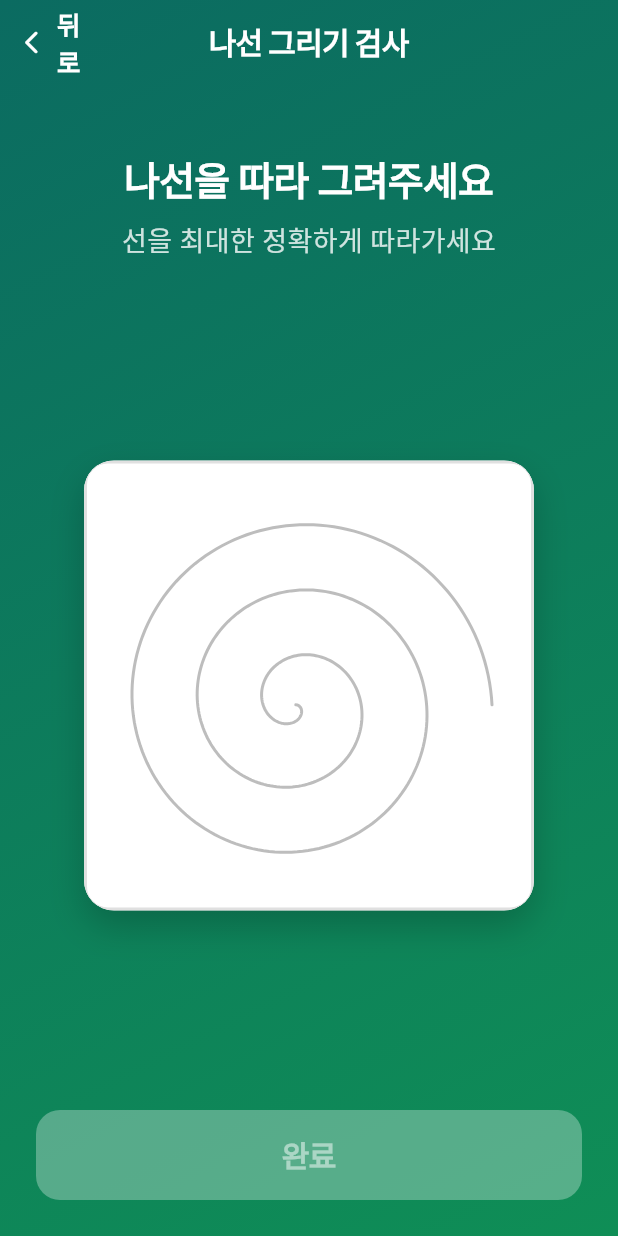
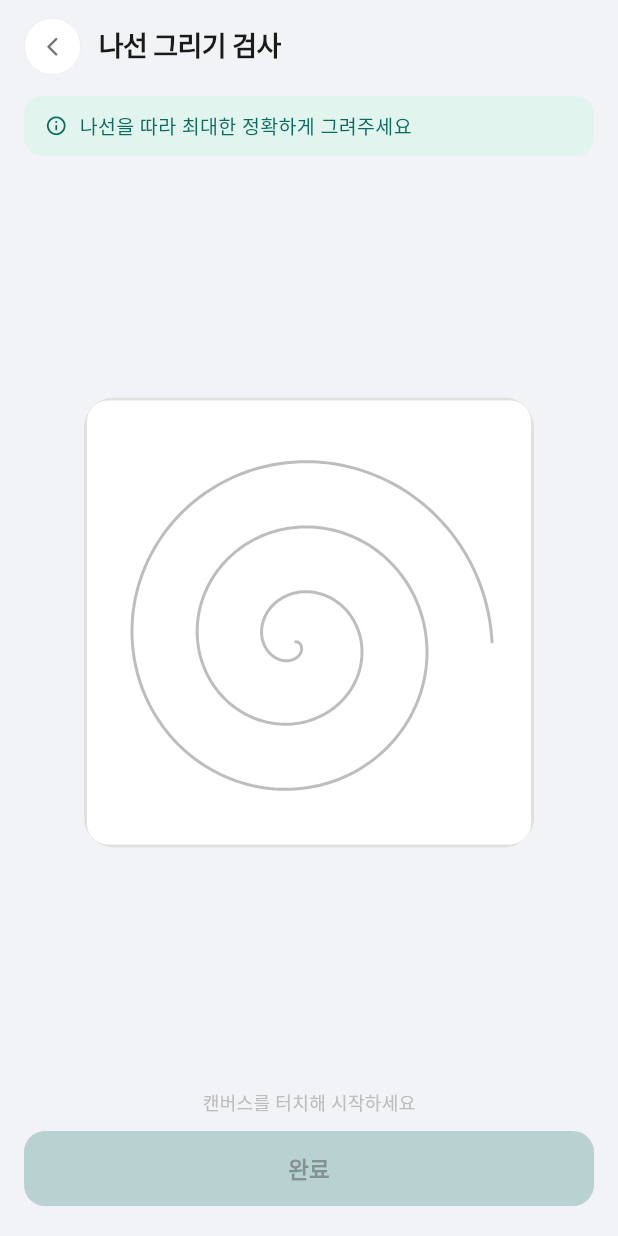
Before and after one commit to naim-kim/tremor_test_FE, a Flutter app: the SpiralTestScreen screen opened directly, on a phone screen of 412 x 824 dp. Run offline on Flutter 3.47's test engine with Material 3 defaults, Android fonts, the phone set to English and light mode, and no system bars; our stand-ins replace flutter_dotenv, hive, hive_flutter, shared_preferences; missing offline and left inert: scidart; accounts and stored records are empty.

Commit message:
refactor(ui/spiral-test): visual refresh (no behavior change)

```diff
--- a/lib/screens/spiral_test_screen.dart
+++ b/lib/screens/spiral_test_screen.dart
@@ -18,17 +18,13 @@ class SpiralTestScreen extends StatefulWidget {
 }
 
 class _SpiralTestScreenState extends State<SpiralTestScreen> {
-  // Design Constants
-  static const _gradientColors = [AppColors.teal800, AppColors.teal600];
-  static const _primaryColor = AppColors.teal800;
-
-  final List<DrawingPoint?> _points = []; // null을 포함하도록 변경
+  final List<DrawingPoint?> _points = [];
   int? _startTime;
   Timer? _samplingTimer;
   Offset? _lastPosition;
 
   static const double canvasSize = 300.0;
-  static const int samplingRateMs = 20; // 50Hz = 20ms interval
+  static const int samplingRateMs = 20;
 
   bool _isDrawing = false;
   bool _hasStarted = false;
@@ -52,18 +48,13 @@ class _SpiralTestScreenState extends State<SpiralTestScreen> {
   }
 
   void _updateDrawing(Offset position) {
-    if (_isDrawing) {
-      setState(() {
-        _lastPosition = position;
-      });
-    }
+    if (_isDrawing) setState(() => _lastPosition = position);
   }
 
   void _stopDrawing() {
     setState(() {
       _isDrawing = false;
       _lastPosition = null;
-      // 선을 끊기 위해 null 추가
       _points.add(null);
     });
   }
@@ -74,14 +65,13 @@ class _SpiralTestScreenState extends State<SpiralTestScreen> {
       (timer) {
         if (_lastPosition != null && _hasStarted && _isDrawing) {
           final currentTime = DateTime.now().millisecondsSinceEpoch;
-          final point = DrawingPoint(
+          _points.add(DrawingPoint(
             x: _lastPosition!.dx,
             y: _lastPosition!.dy,
             normalizedX: _lastPosition!.dx / canvasSize,
             normalizedY: _lastPosition!.dy / canvasSize,
             timestamp: currentTime - _startTime!,
-          );
-          _points.add(point);
+          ));
         }
       },
     );
@@ -89,163 +79,132 @@ class _SpiralTestScreenState extends State<SpiralTestScreen> {
 
   Future<void> _finishTest() async {
     _samplingTimer?.cancel();
-
-    // null 값 제거하여 실제 포인트만 전달
     final validPoints = _points.whereType<DrawingPoint>().toList();
-
     if (validPoints.isEmpty) {
       ScaffoldMessenger.of(context).showSnackBar(
-        SnackBar(
-          content: const Text('먼저 그림을 그려주세요'),
-          backgroundColor: Colors.red.shade400,
-          behavior: SnackBarBehavior.floating,
-          shape: RoundedRectangleBorder(
-            borderRadius: BorderRadius.circular(12),
-          ),
-        ),
+        const SnackBar(content: Text('먼저 그림을 그려주세요')),
       );
       return;
     }
-
-    // Show loading
     showDialog(
       context: context,
       barrierDismissible: false,
-      builder: (context) => const Center(
+      builder: (_) => const Center(
         child: CircularProgressIndicator(
           valueColor: AlwaysStoppedAnimation<Color>(Colors.white),
         ),
       ),
     );
-
-    // Calculate results
     final testProvider = Provider.of<TestProvider>(context, listen: false);
     final userProvider = Provider.of<UserProvider>(context, listen: false);
     final apiClient = Provider.of<ApiClient>(context, listen: false);
-
     final backendUserId = userProvider.userId;
     if (backendUserId == null) {
       if (!mounted) return;
-      Navigator.of(context).pop(); // close loading
+      Navigator.of(context).pop();
       ScaffoldMessenger.of(context).showSnackBar(
-        SnackBar(
-          content: const Text('먼저 회원가입/로그인을 해주세요.'),
-          backgroundColor: Colors.red.shade400,
-          behavior: SnackBarBehavior.floating,
-          shape: RoundedRectangleBorder(
-            borderRadius: BorderRadius.circular(12),
-          ),
-        ),
+        const SnackBar(content: Text('먼저 회원가입/로그인을 해주세요.')),
       );
       return;
     }
-
     final result = await testProvider.analyzeTest(
       testType: TestType.spiral,
       points: validPoints,
     );
-
-    // Save result locally and sync to backend (CSV export happens on backend).
     await testProvider.saveResult(
       result,
       backendUserId: backendUserId,
       apiClient: apiClient,
       pixelsPerMm: userProvider.pixelsPerMm,
     );
-
     if (!mounted) return;
-
-    // Close loading dialog
     Navigator.of(context).pop();
-
-    // Navigate to result screen
     Navigator.of(context).pushReplacement(
-      MaterialPageRoute(
-        builder: (_) => ResultScreen(result: result),
-      ),
+      MaterialPageRoute(builder: (_) => ResultScreen(result: result)),
     );
   }
 
   @override
   Widget build(BuildContext context) {
     return Scaffold(
-      extendBodyBehindAppBar: true,
-      appBar: AppBar(
-        backgroundColor: Colors.transparent,
-        elevation: 0,
-        leading: TextButton.icon(
-          onPressed: () => Navigator.of(context).pop(),
-          style: TextButton.styleFrom(
-            foregroundColor: Colors.white,
-            minimumSize: const Size(0, 52),
-            padding: const EdgeInsets.symmetric(horizontal: 12),
+      backgroundColor: const Color(0xFFF2F3F7),
+      body: SafeArea(
+        child: Padding(
+          padding: const EdgeInsets.fromLTRB(16, 12, 16, 20),
+          child: Column(
+            children: [
+              // ── App bar ──────────────────────────────────────────────
+              Row(
+                children: [
+                  GestureDetector(
+                    onTap: () => Navigator.of(context).pop(),
+                    child: Container(
+                      width: 38,
+                      height: 38,
+                      decoration: BoxDecoration(
+                        color: Colors.white,
+                        shape: BoxShape.circle,
+                        border: Border.all(
+                            color: Colors.black.withOpacity(0.08), width: 0.5),
                       ),
-          icon: const Icon(Icons.arrow_back_ios_new_rounded),
-          label: const Text('뒤로'),
+                      child: Icon(Icons.arrow_back_ios_new_rounded,
+                          size: 15, color: Colors.grey[600]),
                     ),
-        titleSpacing: 0,
-        title: const Text(
+                  ),
+                  const SizedBox(width: 12),
+                  const Text(
                     '나선 그리기 검사',
                     style: TextStyle(
-            color: Colors.white,
-            fontWeight: FontWeight.w600,
-            letterSpacing: -0.5,
+                      fontSize: 18,
+                      fontWeight: FontWeight.w700,
+                      color: Color(0xFF1A1A18),
+                      letterSpacing: -0.4,
                     ),
                   ),
-        centerTitle: true,
+                ],
               ),
-      body: Container(
-        decoration: const BoxDecoration(
-          gradient: LinearGradient(
-            begin: Alignment.topLeft,
-            end: Alignment.bottomRight,
-            colors: _gradientColors,
+
+              const SizedBox(height: 14),
+
+              // ── Instruction ──────────────────────────────────────────
+              Container(
+                width: double.infinity,
+                padding:
+                    const EdgeInsets.symmetric(horizontal: 14, vertical: 10),
+                decoration: BoxDecoration(
+                  color: const Color(0xFFE1F5EE),
+                  borderRadius: BorderRadius.circular(12),
                 ),
+                child: Row(
+                  children: [
+                    Icon(Icons.info_outline_rounded,
+                        size: 15, color: AppColors.teal800),
+                    const SizedBox(width: 8),
+                    const Expanded(
+                      child: Text(
+                        '나선을 따라 최대한 정확하게 그려주세요',
+                        style: TextStyle(
+                          fontSize: 13,
+                          color: AppColors.teal800,
+                          fontWeight: FontWeight.w500,
                         ),
-        child: SafeArea(
-          child: Column(
-            children: [
-              const SizedBox(height: 20),
-              // Instructions
-              Padding(
-                padding: const EdgeInsets.all(24.0),
-                child: Column(
-                  children: [
-                    const Text(
-                      '나선을 따라 그려주세요',
-                      style: TextStyle(
-                        fontSize: 26,
-                        fontWeight: FontWeight.bold,
-                        color: Colors.white,
-                        letterSpacing: -0.5,
-                      ),
-                    ),
-                    const SizedBox(height: 8),
-                    Text(
-                      '선을 최대한 정확하게 따라가세요',
-                      style: TextStyle(
-                        fontSize: 18,
-                        color: Colors.white.withOpacity(0.8),
                       ),
                     ),
                   ],
                 ),
               ),
 
-              // Drawing Canvas
+              const SizedBox(height: 16),
+
+              // ── Canvas ───────────────────────────────────────────────
               Expanded(
                 child: Center(
                   child: Container(
                     decoration: BoxDecoration(
                       color: Colors.white,
                       borderRadius: BorderRadius.circular(20),
-                      boxShadow: [
-                        BoxShadow(
-                          color: Colors.black.withOpacity(0.2),
-                          blurRadius: 20,
-                          offset: const Offset(0, 10),
-                        ),
-                      ],
+                      border: Border.all(
+                          color: Colors.black.withOpacity(0.06), width: 0.5),
                     ),
                     child: ClipRRect(
                       borderRadius: BorderRadius.circular(20),
@@ -264,55 +223,34 @@ class _SpiralTestScreenState extends State<SpiralTestScreen> {
                 ),
               ),
 
-              // Finish Button
-              Padding(
-                padding: const EdgeInsets.all(24.0),
-                child: Container(
+              const SizedBox(height: 16),
+
+              // ── Status ───────────────────────────────────────────────
+              Text(
+                _hasStarted ? '그리기 완료 후 아래 버튼을 누르세요' : '캔버스를 터치해 시작하세요',
+                style: TextStyle(fontSize: 12, color: Colors.grey[400]),
+              ),
+
+              const SizedBox(height: 10),
+
+              // ── Button ───────────────────────────────────────────────
+              SizedBox(
                 width: double.infinity,
-                  height: 60,
-                  decoration: BoxDecoration(
-                    gradient: _hasStarted
-                        ? LinearGradient(
-                            colors: [
-                              Colors.white,
-                              Colors.white.withOpacity(0.95)
-                            ],
-                          )
-                        : null,
-                    color: _hasStarted ? null : Colors.white.withOpacity(0.3),
-                    borderRadius: BorderRadius.circular(16),
-                    boxShadow: _hasStarted
-                        ? [
-                            BoxShadow(
-                              color: Colors.black.withOpacity(0.2),
-                              blurRadius: 15,
-                              offset: const Offset(0, 8),
-                            ),
-                          ]
-                        : null,
-                  ),
+                height: 50,
                 child: ElevatedButton(
                   onPressed: _hasStarted ? _finishTest : null,
                   style: ElevatedButton.styleFrom(
-                      backgroundColor: Colors.transparent,
-                      shadowColor: Colors.transparent,
-                      disabledBackgroundColor: Colors.transparent,
+                    backgroundColor: AppColors.teal800,
+                    foregroundColor: Colors.white,
+                    disabledBackgroundColor:
+                        AppColors.teal800.withOpacity(0.25),
+                    elevation: 0,
                     shape: RoundedRectangleBorder(
-                        borderRadius: BorderRadius.circular(16),
+                        borderRadius: BorderRadius.circular(14)),
+                    textStyle: const TextStyle(
+                        fontSize: 15, fontWeight: FontWeight.w600),
                   ),
-                    ),
-                    child: Text(
-                      '완료',
-                      style: TextStyle(
-                        fontSize: 20,
-                        fontWeight: FontWeight.w600,
-                        color: _hasStarted
-                            ? _primaryColor
-                            : Colors.white.withOpacity(0.5),
-                        letterSpacing: -0.3,
-                      ),
-                    ),
-                  ),
+                  child: const Text('완료'),
                 ),
               ),
             ],
```
Lines whose indentation alone changed are shown as unchanged.
